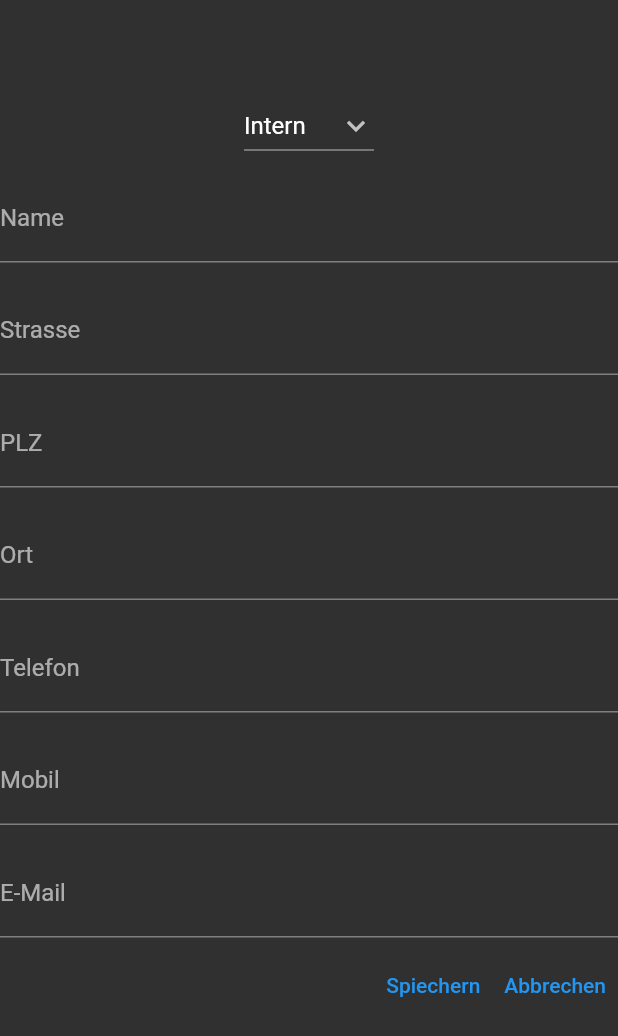
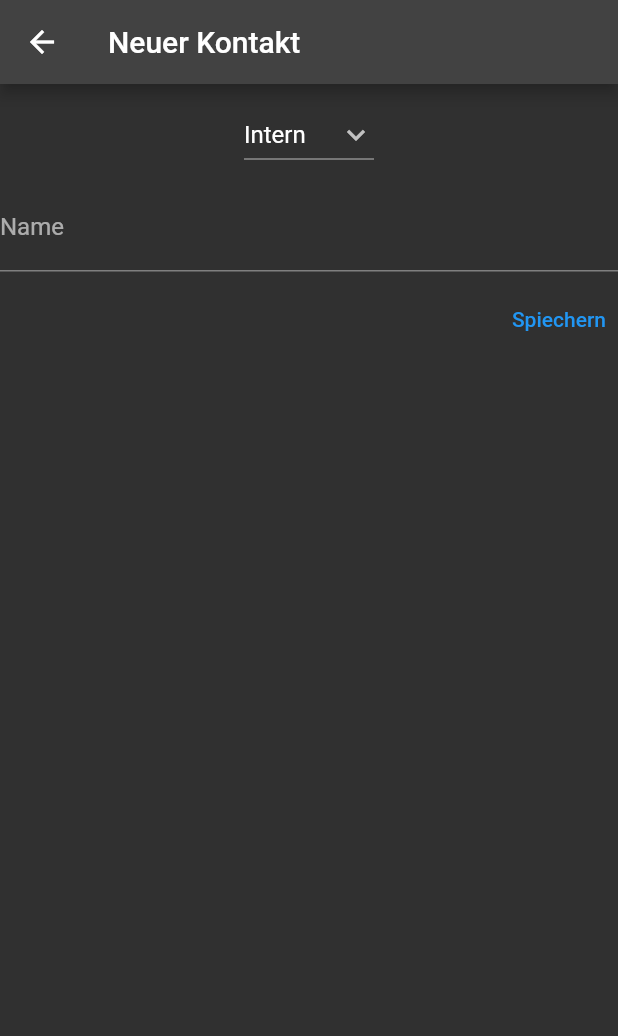
Before and after one commit to besimsherifi/kika_storen, a Flutter app: the AddContactScreen screen opened by its route, on a phone screen of 412 x 824 dp. Shown: the top 1036 px of the screen. Run offline on Flutter 3.47's test engine with Material 2 defaults, Android fonts, the light colour scheme and no system bars; our stand-ins replace cloud_firestore, firebase_auth, firebase_core, google_fonts, iconsax; accounts and stored records are empty; network calls fail.

```diff
--- /dev/null
+++ b/lib/models/contact.dart
@@ -0,0 +1,7 @@
+import 'package:flutter/material.dart';
+
+class Contact {
+  final String name;
+
+  Contact(this.name);
+}
--- a/lib/providers/timer_provider.dart
+++ b/lib/providers/timer_provider.dart
@@ -29,7 +29,7 @@ class TimerProvider with ChangeNotifier {
     _continueEnable = false;
     currentTime = DateFormat.jm().format(DateTime.now());
 
-    _timer = Timer.periodic(Duration(seconds: 1), (timer) {
+    _timer = Timer.periodic(const Duration(seconds: 1), (timer) {
       if (_seconds < 59) {
         _seconds++;
       } else if (_seconds == 59) {
--- a/lib/screens/Contacts/add_contact_screen.dart
+++ b/lib/screens/Contacts/add_contact_screen.dart
@@ -1,5 +1,9 @@
+import 'dart:convert';
+
+import 'package:cloud_firestore/cloud_firestore.dart';
 import 'package:flutter/material.dart';
 
+import '../../models/contact.dart';
 import '../../utils/helper_widgets.dart';
 
 class AddContactScreen extends StatefulWidget {
@@ -23,13 +27,18 @@ class _AddContactScreenState extends State<AddContactScreen> {
   }
 
   String selectedValue = 'Intern';
+  final controllerName = TextEditingController();
+
   @override
   Widget build(BuildContext context) {
     return Scaffold(
+      appBar: AppBar(
+        title: const Text('Neuer Kontakt'),
+      ),
       body: SingleChildScrollView(
         child: Column(
           children: [
-            addVerticalSpace(60),
+            addVerticalSpace(10),
             DropdownButton(
               value: selectedValue,
               icon: const Icon(Icons.keyboard_arrow_down),
@@ -40,34 +49,31 @@ class _AddContactScreenState extends State<AddContactScreen> {
                 });
               },
             ),
-            contactInputs('Name'),
-            if (selectedValue != "Intern") contactInputs('Firma'),
-            if (selectedValue == "Lieferant")
-              contactInputs('Lieferanten-Nummer'),
-            if (selectedValue == "Lieferant")
-              contactInputs('Unsere Kunden-Nummer'),
-            if (selectedValue == "Kunden") contactInputs('Kunden-Nummer'),
-            contactInputs('Strasse'),
-            contactInputs('PLZ'),
-            contactInputs('Ort'),
-            contactInputs('Telefon'),
-            contactInputs('Mobil'),
-            contactInputs('E-Mail'),
+            contactInputs('Name', controllerName),
+            // if (selectedValue != "Intern") contactInputs('Firma'),
+            // if (selectedValue == "Lieferant")
+            //   contactInputs('Lieferanten-Nummer'),
+            // if (selectedValue == "Lieferant")
+            //   contactInputs('Unsere Kunden-Nummer'),
+            // if (selectedValue == "Kunden") contactInputs('Kunden-Nummer'),
+            // contactInputs('Strasse'),
+            // contactInputs('PLZ'),
+            // contactInputs('Ort'),
+            // contactInputs('Telefon'),
+            // contactInputs('Mobil'),
+            // contactInputs('E-Mail'),
             Row(
               mainAxisAlignment: MainAxisAlignment.end,
               children: [
                 TextButton(
                   onPressed: () {
-                    Navigator.pop(context);
+                    final contact = Contact(controllerName.text);
+                    createContact(contact);
+                    print(contact);
+                    // Navigator.pop(context);
                   },
                   child: const Text('Spiechern'),
                 ),
-                TextButton(
-                  onPressed: () {
-                    Navigator.pop(context);
-                  },
-                  child: const Text('Abbrechen'),
-                )
               ],
             )
           ],
@@ -76,3 +82,11 @@ class _AddContactScreenState extends State<AddContactScreen> {
     );
   }
 }
+
+Future createContact(Contact contact) async {
+  final docContact = FirebaseFirestore.instance
+      .collection('/contacts/xisVa0yhhSlqGwEY67te/Intern/XWP6FkInOW2c15af7ZTX')
+      .doc();
+  final json = jsonEncode(contact);
+  // await docContact.set(json);
+}
--- a/lib/utils/helper_widgets.dart
+++ b/lib/utils/helper_widgets.dart
@@ -12,13 +12,14 @@ Widget addHorizontalSpace(double width) {
   );
 }
 
-Widget contactInputs(String name) {
+Widget contactInputs(String value, TextEditingController controllerValue) {
   return Padding(
     padding: const EdgeInsets.symmetric(vertical: 8.0),
     child: TextFormField(
+      controller: controllerValue,
       decoration: InputDecoration(
         border: const UnderlineInputBorder(),
-        labelText: name,
+        labelText: value,
       ),
     ),
   );
--- a/pubspec.yaml
+++ b/pubspec.yaml
@@ -41,6 +41,7 @@ dependencies:
   provider: ^6.0.3
   iconsax: ^0.0.8
   intl: ^0.17.0
+  cloud_firestore: ^3.4.5
 
 dev_dependencies:
   flutter_test:
```
Also changed, not shown: lib/screens/Contacts/contacts_list_screen.dart (+54 -3 lines), lib/screens/Contacts/kontakten_screen.dart (+74 -33 lines), pubspec.lock, 4 other files.
